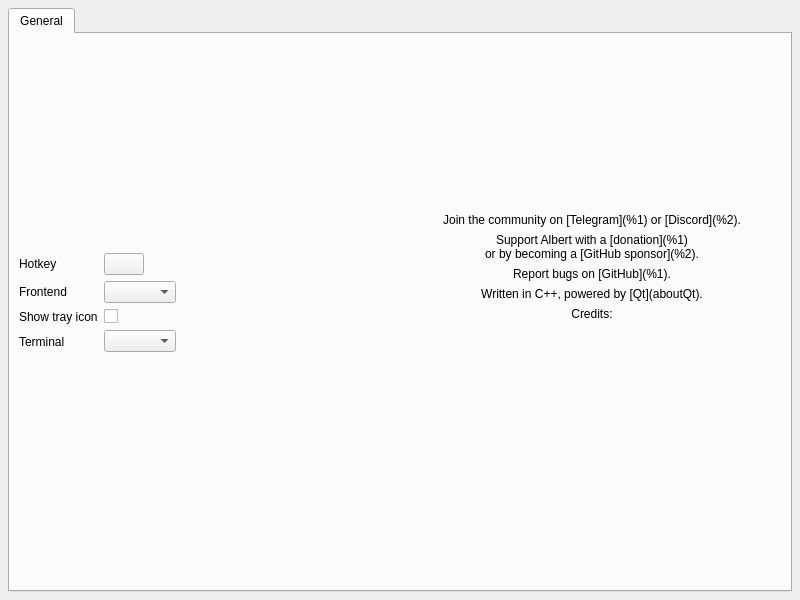
Above: src/settings/settingswindow.ui from albertlauncher/albert before the change. Below: the same form after it.
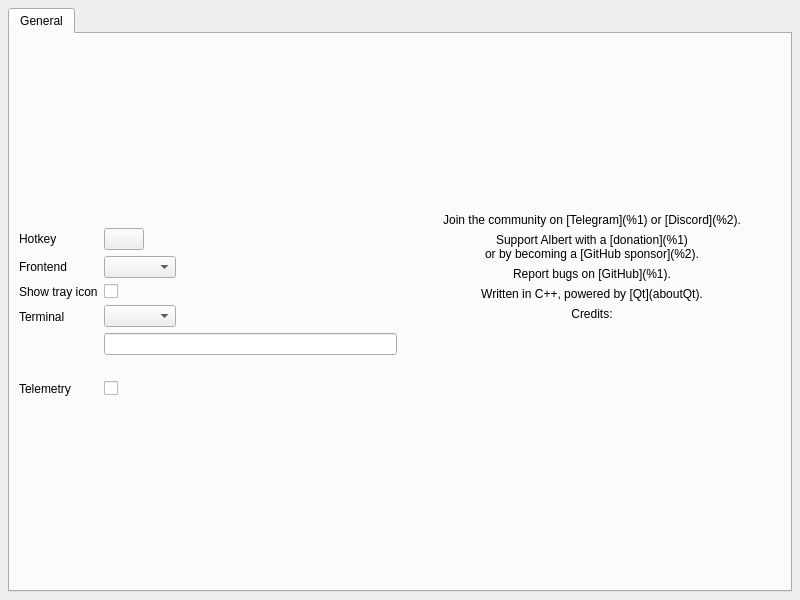
That is the form after the change. Icons and pictures are not drawn.

```diff
--- a/src/settings/settingswindow.ui
+++ b/src/settings/settingswindow.ui
@@ -127,6 +127,9 @@
                </property>
               </widget>
              </item>
+             <item>
+              <widget class="QLineEdit" name="lineEdit_termCommand"/>
+             </item>
              <item>
               <widget class="QLabel" name="label_reportMissing">
                <property name="openExternalLinks">
@@ -156,6 +159,26 @@
              </property>
             </widget>
            </item>
+           <item row="4" column="0">
+            <widget class="QLabel" name="label_telemetry">
+             <property name="text">
+              <string>Telemetry</string>
+             </property>
+            </widget>
+           </item>
+           <item row="4" column="1">
+            <widget class="QCheckBox" name="checkBox_telemetry">
+             <property name="sizePolicy">
+              <sizepolicy hsizetype="Fixed" vsizetype="Fixed">
+               <horstretch>0</horstretch>
+               <verstretch>0</verstretch>
+              </sizepolicy>
+             </property>
+             <property name="text">
+              <string/>
+             </property>
+            </widget>
+           </item>
           </layout>
          </item>
          <item>
```
Left out of the diff: 40 changed lines with no effect on the pictures.
